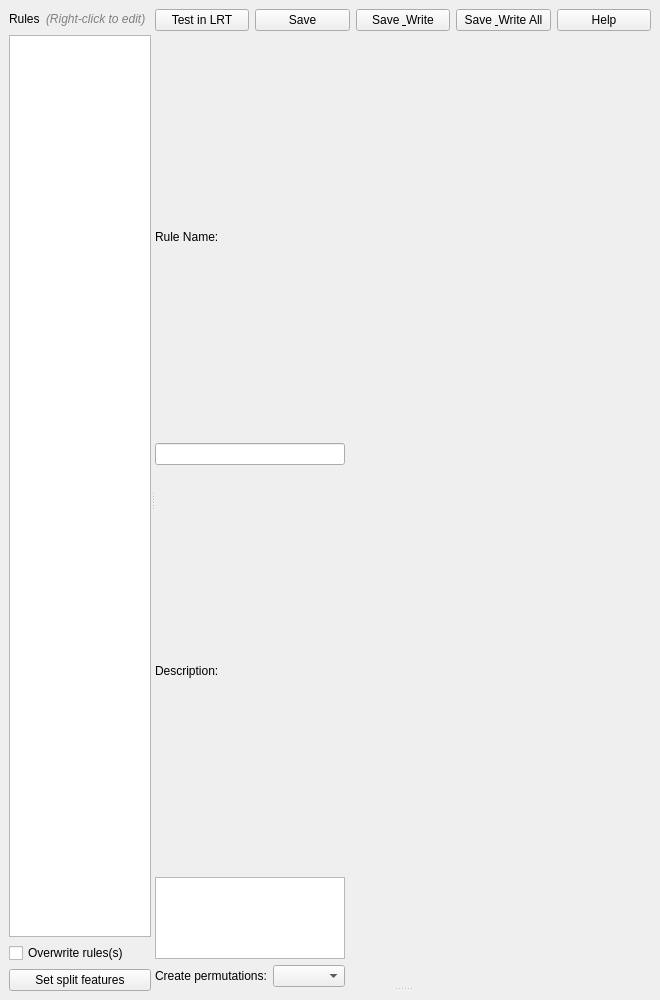
Qt form Dev/Lib/Windows/RuleAssistantWindow.ui (rmlockwood/FLExTrans) before a commit.
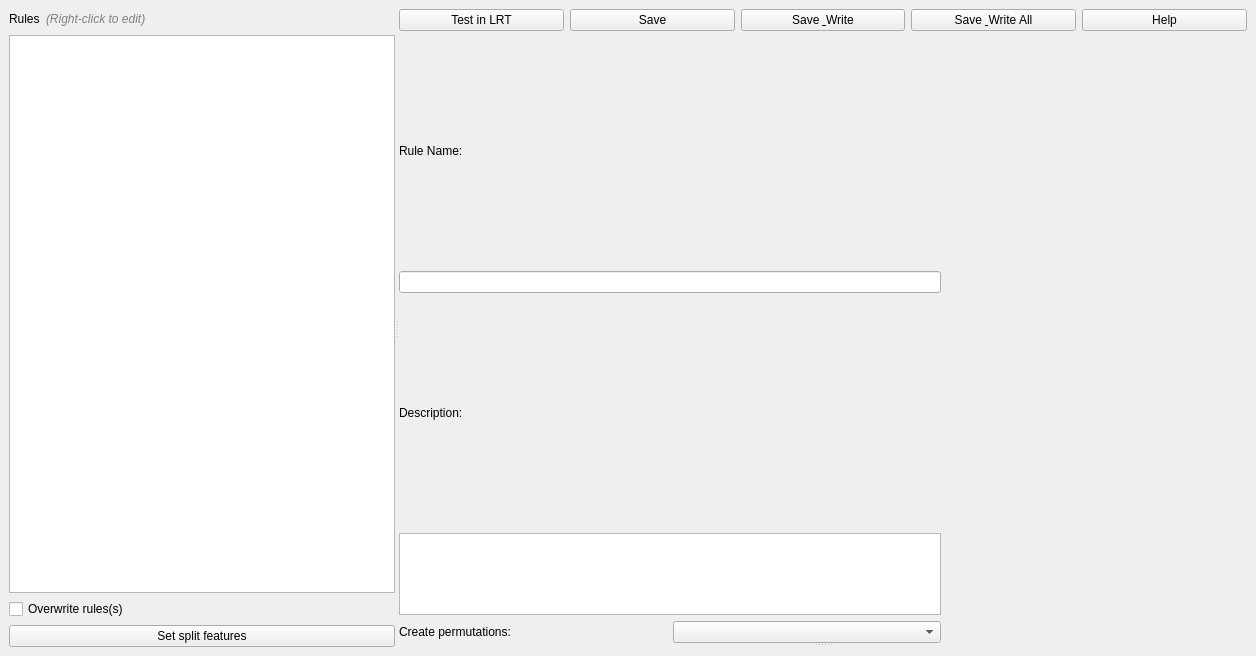
The same form after that commit.

Commit message:
Default the window size to the .ui design geometry
this is set for 1256x656 same dimensions as the LRT.

What changed in the file:
```diff
--- a/Dev/Lib/Windows/RuleAssistantWindow.ui
+++ b/Dev/Lib/Windows/RuleAssistantWindow.ui
@@ -6,8 +6,8 @@
    <rect>
     <x>0</x>
     <y>0</y>
-    <width>660</width>
-    <height>1000</height>
+    <width>1256</width>
+    <height>656</height>
    </rect>
   </property>
   <property name="windowTitle">
```
The commit also changes 2 other files.
